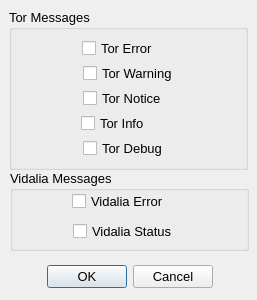
The window that src/gui/messagelog/filterdialog.ui (a-ilin/vidalia) describes before a commit, drawn with Qt 5.
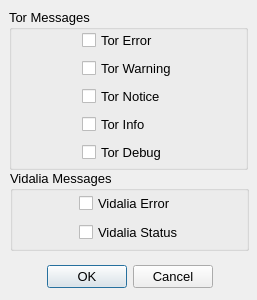
The same window after the commit. Icons and pictures are not drawn.

Commit message:
I hate sizers. Lining things up is much harder than it should be.
svn:r147

Diff of the .ui file:
```diff
--- a/src/gui/messagelog/filterdialog.ui
+++ b/src/gui/messagelog/filterdialog.ui
@@ -128,13 +128,13 @@
    <property name="title" >
     <string>Tor Messages</string>
    </property>
-   <widget class="QWidget" name="layoutWidget" >
+   <widget class="QWidget" name="" >
     <property name="geometry" >
      <rect>
-      <x>11</x>
-      <y>28</y>
-      <width>201</width>
-      <height>24</height>
+      <x>10</x>
+      <y>20</y>
+      <width>221</width>
+      <height>138</height>
      </rect>
     </property>
     <layout class="QHBoxLayout" >
@@ -151,12 +151,20 @@
        </property>
        <property name="sizeHint" >
         <size>
-         <width>78</width>
+         <width>48</width>
          <height>20</height>
         </size>
        </property>
       </spacer>
      </item>
+     <item>
+      <layout class="QVBoxLayout" >
+       <property name="margin" >
+        <number>0</number>
+       </property>
+       <property name="spacing" >
+        <number>6</number>
+       </property>
      <item>
       <widget class="QCheckBox" name="chkTorErr" >
        <property name="contextMenuPolicy" >
@@ -177,50 +185,6 @@
       </widget>
      </item>
      <item>
-      <spacer>
-       <property name="orientation" >
-        <enum>Qt::Horizontal</enum>
-       </property>
-       <property name="sizeHint" >
-        <size>
-         <width>78</width>
-         <height>22</height>
-        </size>
-       </property>
-      </spacer>
-     </item>
-    </layout>
-   </widget>
-   <widget class="QWidget" name="layoutWidget" >
-    <property name="geometry" >
-     <rect>
-      <x>11</x>
-      <y>53</y>
-      <width>221</width>
-      <height>24</height>
-     </rect>
-    </property>
-    <layout class="QHBoxLayout" >
-     <property name="margin" >
-      <number>0</number>
-     </property>
-     <property name="spacing" >
-      <number>6</number>
-     </property>
-     <item>
-      <spacer>
-       <property name="orientation" >
-        <enum>Qt::Horizontal</enum>
-       </property>
-       <property name="sizeHint" >
-        <size>
-         <width>78</width>
-         <height>20</height>
-        </size>
-       </property>
-      </spacer>
-     </item>
-     <item>
       <widget class="QCheckBox" name="chkTorWarn" >
        <property name="contextMenuPolicy" >
         <enum>Qt::NoContextMenu</enum>
@@ -237,50 +201,6 @@
       </widget>
      </item>
      <item>
-      <spacer>
-       <property name="orientation" >
-        <enum>Qt::Horizontal</enum>
-       </property>
-       <property name="sizeHint" >
-        <size>
-         <width>78</width>
-         <height>20</height>
-        </size>
-       </property>
-      </spacer>
-     </item>
-    </layout>
-   </widget>
-   <widget class="QWidget" name="layoutWidget" >
-    <property name="geometry" >
-     <rect>
-      <x>11</x>
-      <y>78</y>
-      <width>211</width>
-      <height>24</height>
-     </rect>
-    </property>
-    <layout class="QHBoxLayout" >
-     <property name="margin" >
-      <number>0</number>
-     </property>
-     <property name="spacing" >
-      <number>6</number>
-     </property>
-     <item>
-      <spacer>
-       <property name="orientation" >
-        <enum>Qt::Horizontal</enum>
-       </property>
-       <property name="sizeHint" >
-        <size>
-         <width>78</width>
-         <height>20</height>
-        </size>
-       </property>
-      </spacer>
-     </item>
-     <item>
       <widget class="QCheckBox" name="chkTorNote" >
        <property name="contextMenuPolicy" >
         <enum>Qt::NoContextMenu</enum>
@@ -297,50 +217,6 @@
       </widget>
      </item>
      <item>
-      <spacer>
-       <property name="orientation" >
-        <enum>Qt::Horizontal</enum>
-       </property>
-       <property name="sizeHint" >
-        <size>
-         <width>78</width>
-         <height>20</height>
-        </size>
-       </property>
-      </spacer>
-     </item>
-    </layout>
-   </widget>
-   <widget class="QWidget" name="layoutWidget" >
-    <property name="geometry" >
-     <rect>
-      <x>11</x>
-      <y>103</y>
-      <width>191</width>
-      <height>24</height>
-     </rect>
-    </property>
-    <layout class="QHBoxLayout" >
-     <property name="margin" >
-      <number>0</number>
-     </property>
-     <property name="spacing" >
-      <number>6</number>
-     </property>
-     <item>
-      <spacer>
-       <property name="orientation" >
-        <enum>Qt::Horizontal</enum>
-       </property>
-       <property name="sizeHint" >
-        <size>
-         <width>78</width>
-         <height>20</height>
-        </size>
-       </property>
-      </spacer>
-     </item>
-     <item>
       <widget class="QCheckBox" name="chkTorInfo" >
        <property name="contextMenuPolicy" >
         <enum>Qt::NoContextMenu</enum>
@@ -357,50 +233,6 @@
       </widget>
      </item>
      <item>
-      <spacer>
-       <property name="orientation" >
-        <enum>Qt::Horizontal</enum>
-       </property>
-       <property name="sizeHint" >
-        <size>
-         <width>78</width>
-         <height>20</height>
-        </size>
-       </property>
-      </spacer>
-     </item>
-    </layout>
-   </widget>
-   <widget class="QWidget" name="layoutWidget" >
-    <property name="geometry" >
-     <rect>
-      <x>11</x>
-      <y>128</y>
-      <width>211</width>
-      <height>24</height>
-     </rect>
-    </property>
-    <layout class="QHBoxLayout" >
-     <property name="margin" >
-      <number>0</number>
-     </property>
-     <property name="spacing" >
-      <number>6</number>
-     </property>
-     <item>
-      <spacer>
-       <property name="orientation" >
-        <enum>Qt::Horizontal</enum>
-       </property>
-       <property name="sizeHint" >
-        <size>
-         <width>78</width>
-         <height>20</height>
-        </size>
-       </property>
-      </spacer>
-     </item>
-     <item>
       <widget class="QCheckBox" name="chkTorDebug" >
        <property name="contextMenuPolicy" >
         <enum>Qt::NoContextMenu</enum>
@@ -416,6 +248,8 @@
        </property>
       </widget>
      </item>
+      </layout>
+     </item>
      <item>
       <spacer>
        <property name="orientation" >
@@ -423,7 +257,7 @@
        </property>
        <property name="sizeHint" >
         <size>
-         <width>78</width>
+         <width>47</width>
          <height>20</height>
         </size>
        </property>
@@ -447,13 +281,13 @@
    <property name="title" >
     <string>Vidalia Messages</string>
    </property>
-   <widget class="QWidget" name="layoutWidget" >
+   <widget class="QWidget" name="" >
     <property name="geometry" >
      <rect>
-      <x>10</x>
-      <y>20</y>
-      <width>201</width>
-      <height>24</height>
+      <x>21</x>
+      <y>21</y>
+      <width>200</width>
+      <height>54</height>
      </rect>
     </property>
     <layout class="QHBoxLayout" >
@@ -476,6 +310,14 @@
        </property>
       </spacer>
      </item>
+     <item>
+      <layout class="QVBoxLayout" >
+       <property name="margin" >
+        <number>0</number>
+       </property>
+       <property name="spacing" >
+        <number>6</number>
+       </property>
      <item>
       <widget class="QCheckBox" name="chkVidErr" >
        <property name="contextMenuPolicy" >
@@ -490,50 +332,6 @@
       </widget>
      </item>
      <item>
-      <spacer>
-       <property name="orientation" >
-        <enum>Qt::Horizontal</enum>
-       </property>
-       <property name="sizeHint" >
-        <size>
-         <width>40</width>
-         <height>20</height>
-        </size>
-       </property>
-      </spacer>
-     </item>
-    </layout>
-   </widget>
-   <widget class="QWidget" name="layoutWidget" >
-    <property name="geometry" >
-     <rect>
-      <x>10</x>
-      <y>50</y>
-      <width>211</width>
-      <height>24</height>
-     </rect>
-    </property>
-    <layout class="QHBoxLayout" >
-     <property name="margin" >
-      <number>0</number>
-     </property>
-     <property name="spacing" >
-      <number>6</number>
-     </property>
-     <item>
-      <spacer>
-       <property name="orientation" >
-        <enum>Qt::Horizontal</enum>
-       </property>
-       <property name="sizeHint" >
-        <size>
-         <width>40</width>
-         <height>20</height>
-        </size>
-       </property>
-      </spacer>
-     </item>
-     <item>
       <widget class="QCheckBox" name="chkVidStat" >
        <property name="contextMenuPolicy" >
         <enum>Qt::NoContextMenu</enum>
@@ -546,6 +344,8 @@
        </property>
       </widget>
      </item>
+      </layout>
+     </item>
      <item>
       <spacer>
        <property name="orientation" >
```
Left out of the diff: 16 changed lines with no effect on the pictures. Lines whose indentation alone changed are shown as unchanged.
